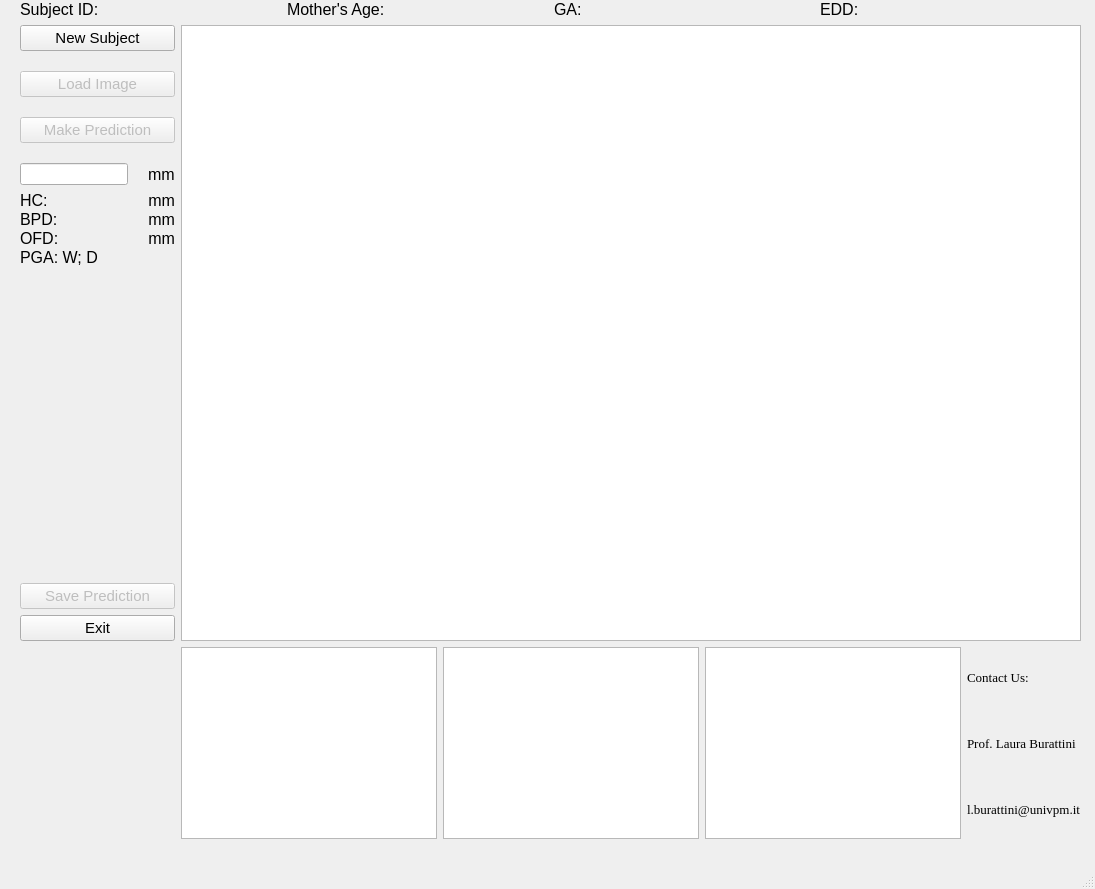
The window that form.ui (BME-Jafar/FetalBio-AI) describes before a commit, drawn with Qt 5.
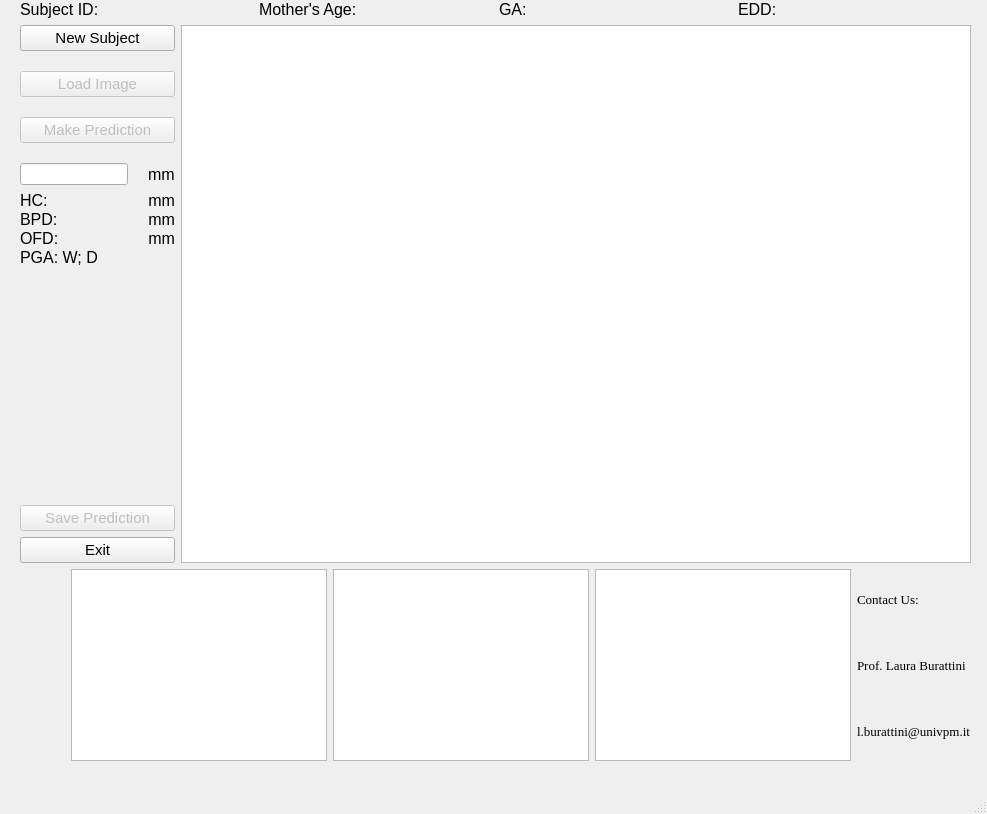
The same window after the commit.

Commit message: size debug

What changed in the file:
```diff
--- a/form.ui
+++ b/form.ui
@@ -6,8 +6,8 @@
    <rect>
     <x>0</x>
     <y>0</y>
-    <width>1095</width>
-    <height>889</height>
+    <width>987</width>
+    <height>814</height>
    </rect>
   </property>
   <property name="sizePolicy">
@@ -55,8 +55,8 @@
      <rect>
       <x>20</x>
       <y>0</y>
-      <width>1061</width>
-      <height>839</height>
+      <width>951</width>
+      <height>761</height>
      </rect>
     </property>
     <layout class="QVBoxLayout" name="verticalLayout_2" stretch="0,0,0">
```
Left out of the diff: 2 changed lines with no effect on the pictures. The commit also changes 1 other file.
